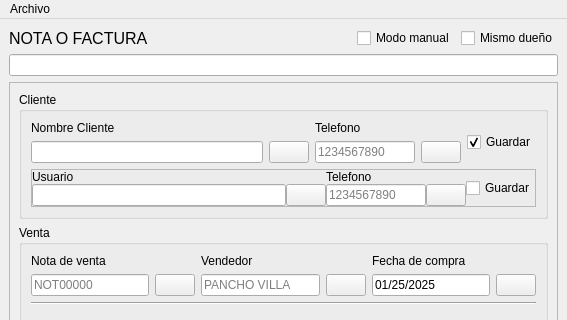
The window that ui/aftersalesui.ui (gabod22/Pixel-after-sell-reporter) describes before a commit, drawn with Qt 5; both pictures show x 0 to 567 and y 0 to 320 of the 567 by 801 pixel window.
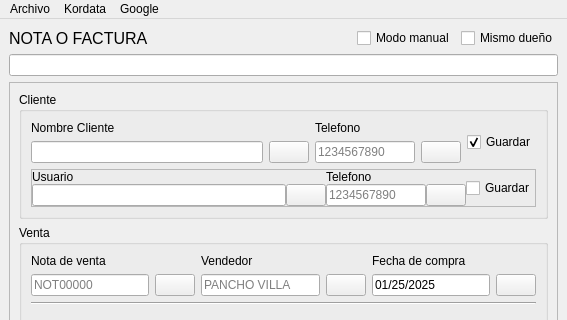
The same window after the commit. Icons and pictures are not drawn.

What changed in the file:
```diff
--- a/ui/aftersalesui.ui
+++ b/ui/aftersalesui.ui
@@ -669,9 +669,26 @@
     <addaction name="actionGuardar_contacto"/>
     <addaction name="separator"/>
     <addaction name="actionConfiguracion"/>
+   </widget>
+   <widget class="QMenu" name="menuKordata">
+    <property name="title">
+     <string>Kordata</string>
+    </property>
+    <addaction name="actionNueva_Orden_Servicio"/>
+    <addaction name="separator"/>
     <addaction name="accionLoginKordata"/>
+    <addaction name="separator"/>
+    <addaction name="actionActualizar_datos"/>
+   </widget>
+   <widget class="QMenu" name="menuGoogle">
+    <property name="title">
+     <string>Google</string>
+    </property>
+    <addaction name="actionGuardar_contacto"/>
    </widget>
    <addaction name="menuArchivo"/>
+   <addaction name="menuKordata"/>
+   <addaction name="menuGoogle"/>
   </widget>
   <widget class="QStatusBar" name="statusbar"/>
   <action name="actionActualizar_datos">
```
Left out of the diff: 12 changed lines with no effect on the pictures.
